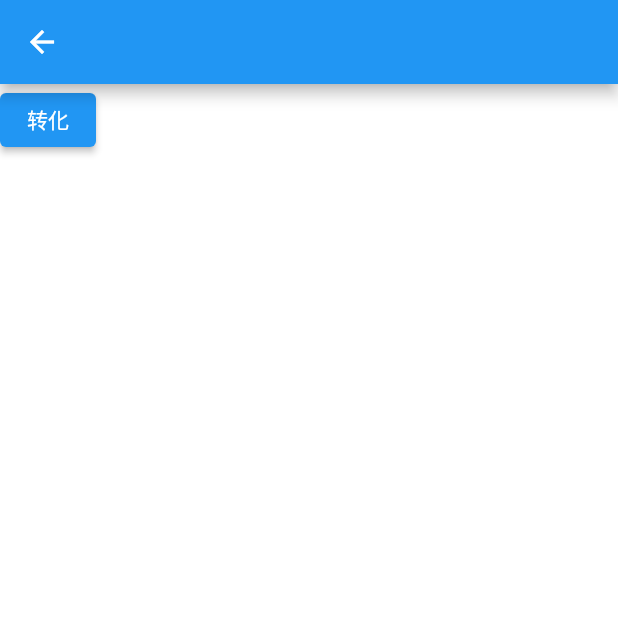
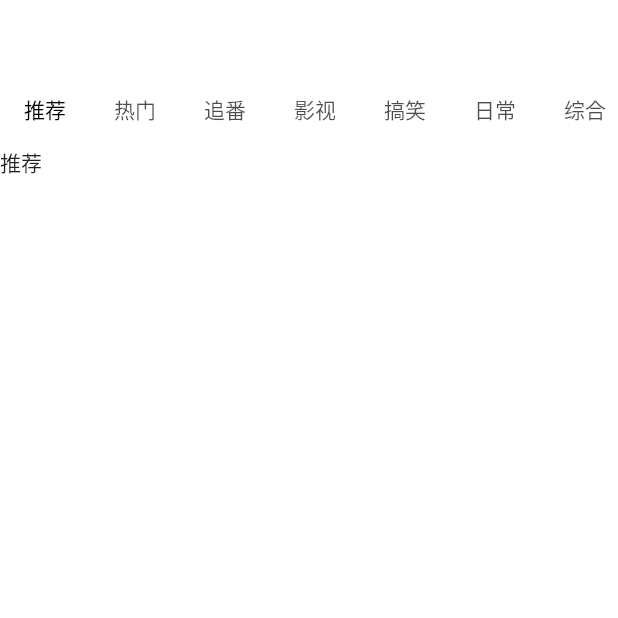
Before and after one commit to AKA-LinCoder/flutter_bilibili, a Flutter app: the HomePage screen opened directly, on a phone screen of 412 x 824 dp, the top half of it. Run offline on Flutter 3.47's test engine with Material 2 defaults, Android fonts, the phone set to English and light mode, and no system bars; our stand-ins replace cached_network_image, dio, fluttertoast, shared_preferences; missing offline and left inert: underline_indicator; accounts and stored records are empty.

```diff
--- a/lib/page/home_page.dart
+++ b/lib/page/home_page.dart
@@ -1,6 +1,10 @@
 import 'package:flutter/material.dart';
 import 'package:flutter_bilibili/model/test_model.dart';
 import 'package:flutter_bilibili/navigator/lin_navigator.dart';
+import 'package:flutter_bilibili/page/home_tab_page.dart';
+import 'package:flutter_bilibili/utils/colors.dart';
+import 'package:underline_indicator/underline_indicator.dart';
+
 /// FileName home_page
 ///
 /// @Author LinGuanYu
@@ -17,145 +21,23 @@ class HomePage extends StatefulWidget {
   State<HomePage> createState() => _HomePageState();
 }
 
-class _HomePageState extends State<HomePage> {
-
-  var testModel = {
-    "total_count": 268,
-    "recommendlist": [
-      {
-        "item_id": "26",
-        "item_type": "normal",
-        "consume_type": "every",
-        "is_show_specimg": false,
-        "store": 10003,
-        "barcode": "",
-        "sales": 3,
-        "approve_status": "onsale",
-        "rebate": 0,
-        "rebate_conf": [],
-        "cost_price": 0,
-        "is_point": null,
-        "point": 0,
-        "item_source": "mall",
-        "goods_id": "26",
-        "brand_id": 1,
-        "item_name": "测试商品",
-        "item_unit": "",
-        "item_bn": "S606DA26486183",
-        "brief": "",
-        "price": 100,
-        "market_price": 0,
-        "special_type": "normal",
-        "goods_function": null,
-        "goods_series": null,
-        "volume": null,
-        "goods_color": null,
-        "goods_brand": null,
-        "item_address_province": "",
-        "item_address_city": "",
-        "regions_id": "110000,110100,110101",
-        "brand_logo": null,
-        "sort": 0,
-        "templates_id": 2,
-        "is_default": true,
-        "nospec": false,
-        "default_item_id": "26",
-        "pics": [
-          "https://robotime-espier-vue.oss-cn-shanghai.aliyuncs.com/image/3/2021/04/07/e15a2f99e6f875bd27bef406a0c14a51D3jsMqq1sqOVE8rbtyBrJFjp8SXc6i2B",
-          "https://robotime-espier-vue.oss-cn-shanghai.aliyuncs.com/image/3/2021/04/07/d44e873ced60e66de97110d65814261c1FEN14GoJcrkXhaJb48RzVqpY9IA7BCv"
-        ],
-        "distributor_id": 0,
-        "company_id": "3",
-        "enable_agreement": false,
-        "date_type": "",
-        "item_category": "7",
-        "rebate_type": "default",
-        "weight": 0,
-        "begin_date": 0,
-        "end_date": 0,
-        "fixed_term": 0,
-        "tax_rate": 0,
-        "created": 1617797732,
-        "updated": 1653377463,
-        "video_type": "local",
-        "videos": "",
-        "video_pic_url": null,
-        "audit_status": "approved",
-        "audit_reason": null,
-        "is_gift": false,
-        "is_package": false,
-        "profit_type": 0,
-        "profit_fee": 0,
-        "is_profit": false,
-        "crossborder_tax_rate": "",
-        "origincountry_id": "0",
-        "taxstrategy_id": "0",
-        "taxation_num": 1,
-        "type": 0,
-        "item_en_name": "",
-        "is_package_items": false,
-        "tdk_content": "{\"title\":\"\",\"mate_description\":\"\",\"mate_keywords\":\"\"}",
-        "itemId": "26",
-        "consumeType": "every",
-        "itemName": "测试商品",
-        "itemBn": "S606DA26486183",
-        "companyId": "3",
-        "item_main_cat_id": "7",
-        "distributor_info": []
-      }
-    ],
-    "select_tags_list": [
-      {
-        "tag_id": "6",
-        "company_id": "3",
-        "distributor_id": "0",
-        "tag_name": "可爱潮玩盲盒，治愈你的不开心",
-        "tag_color": "#ff1939",
-        "font_color": "rgba(255, 69, 0, 1)",
-        "description": "治愈你的不开心",
-        "tag_icon": null,
-        "front_show": 1,
-        "created": 1618302376,
-        "updated": 1635917729
-      }
-    ],
-    "brand_list": {
-      "total_count": 4,
-      "banner_list": [
-        {
-          "attribute_id": "1",
-          "company_id": "3",
-          "shop_id": "0",
-          "attribute_type": "brand",
-          "attribute_name": "若来rolife",
-          "attribute_memo": "",
-          "attribute_sort": "1",
-          "distributor_id": "0",
-          "is_show": "true",
-          "is_image": "true",
-          "image_url": "http://mmbiz.qpic.cn/mmbiz_jpg/fPdEK0eoFbC3ymKNl6GIR48V4GtaibIuYdqvHz6zoCThiaT6oDiaVhZZUhffmibINLSic1stqA9cDFDMH3oViaTNM9Iw/0?wx_fmt=jpeg",
-          "created": 1615274036,
-          "updated": 1615274100,
-          "attribute_code": null
-        }
-      ]
-    }
-  };
-
+class _HomePageState extends State<HomePage> with TickerProviderStateMixin {
+  late TabController tabController;
+  var tabs = ["推荐", "热门", "追番", "影视", "搞笑", "日常", "综合", "手机游戏", "配音"];
 
   @override
   void initState() {
     // TODO: implement initState
     super.initState();
-    LinNavigator.getInstance().addListener((current, pre){
+    tabController = TabController(length: tabs.length, vsync: this);
+    LinNavigator.getInstance().addListener((current, pre) {
       print("current:${current.page}");
       print("pre:${pre?.page}");
-      if(widget == current.page||current.page is HomePage){
+      if (widget == current.page || current.page is HomePage) {
         print("当前页面被打开 onResume");
-      }else if(widget == pre?.page||pre?.page is HomePage){
+      } else if (widget == pre?.page || pre?.page is HomePage) {
         print("首页 onPause");
       }
-
     });
   }
 
@@ -164,31 +46,41 @@ class _HomePageState extends State<HomePage> {
     // LinNavigator.getInstance().removeListener((this.)
     // TODO: implement dispose
     super.dispose();
-
   }
-
-
 
   @override
   Widget build(BuildContext context) {
     return Scaffold(
-      appBar: AppBar(),
+      // appBar: AppBar(),
       body: Column(
         children: [
-          ElevatedButton(onPressed: (){
-            try{
-              GroupSelect group = GroupSelect.fromJson(testModel);
-              print("没问题");
-              print(group.brandList?.bannerList?.length);
-            }catch (e){
-              print(e.toString());
-            }
-
-
-
-          }, child: Text("转化"))
+          Container(
+            color: Colors.white,
+            padding: const EdgeInsets.only(top: 50),
+            child: _tabBar(),
+          ),
+          Flexible(child: TabBarView(
+            controller: tabController,
+            children: tabs.map((e) => HomeTabPage(name: e)).toList(),
+          ))
         ],
       ),
     );
   }
+
+  _tabBar() {
+    return TabBar(
+      tabs: tabs.map<Tab>((e) => Tab(child: Padding(
+        padding: EdgeInsets.zero,
+        child: Text(e),
+      ),)).toList(),
+      controller: tabController,
+      isScrollable: true,
+      labelColor: Colors.black,
+      indicator: const UnderlineIndicator(
+          strokeCap: StrokeCap.round,
+          borderSide: BorderSide(color: primary, width: 3),
+          insets: EdgeInsets.only(left: 15, right: 15)),
+    );
+  }
 }
--- /dev/null
+++ b/lib/page/home_tab_page.dart
@@ -0,0 +1,25 @@
+import 'package:flutter/material.dart';
+
+/// FileName home_tab_page
+///
+/// @Author LinGuanYu
+/// @Date 2022/12/20 09:17
+///
+/// @Description TODO
+
+class HomeTabPage extends StatefulWidget {
+  String name;
+  HomeTabPage({Key? key,required this.name}) : super(key: key);
+
+  @override
+  State<HomeTabPage> createState() => _HomeTabPageState();
+}
+
+class _HomeTabPageState extends State<HomeTabPage> {
+  @override
+  Widget build(BuildContext context) {
+    return Container(
+      child: Text(widget.name),
+    );
+  }
+}
```
Also changed, not shown: lib/http/dao/home_dao.dart (added, +22 -0 lines), lib/http/request/home_request.dart (added, +25 -0 lines), lib/model/notice_model.dart (added, +50 -0 lines), lib/model/profile_model.dart (added, +168 -0 lines), lib/model/ranking_model.dart (added, +51 -0 lines), lib/model/result.dart (added, +31 -0 lines), lib/model/result.g.dart (added), 2 other files.
